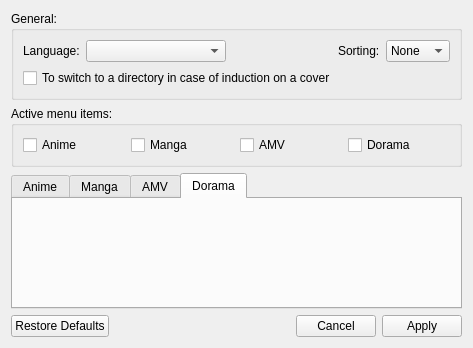
LibertaSoft/DatabaseAnime, file formsettings.ui: the form before one commit.
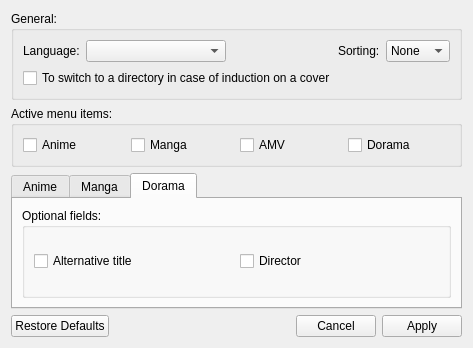
The form after the commit. The open tabs and pages were chosen to show the change.

Commit message: Добавлены настройки для формы Дорама

```diff
--- a/formsettings.ui
+++ b/formsettings.ui
@@ -270,15 +270,38 @@
        </item>
       </layout>
      </widget>
-     <widget class="QWidget" name="tab_3">
-      <attribute name="title">
-       <string>AMV</string>
-      </attribute>
-     </widget>
      <widget class="QWidget" name="tab_4">
       <attribute name="title">
        <string>Dorama</string>
       </attribute>
+      <layout class="QVBoxLayout" name="verticalLayout_5">
+       <item>
+        <widget class="QGroupBox" name="GBox_FieldsForEdit_3">
+         <property name="title">
+          <string>Optional fields:</string>
+         </property>
+         <property name="checkable">
+          <bool>false</bool>
+         </property>
+         <layout class="QGridLayout" name="gridLayout_3">
+          <item row="0" column="1">
+           <widget class="QCheckBox" name="CBox_Dorama_Director">
+            <property name="text">
+             <string>Director</string>
+            </property>
+           </widget>
+          </item>
+          <item row="0" column="0">
+           <widget class="QCheckBox" name="CBox_Dorama_AltTitle">
+            <property name="text">
+             <string>Alternative title</string>
+            </property>
+           </widget>
+          </item>
+         </layout>
+        </widget>
+       </item>
+      </layout>
      </widget>
     </widget>
    </item>
```
Left out of the diff: 2 changed lines with no effect on the pictures. The commit also changes 2 other files.
